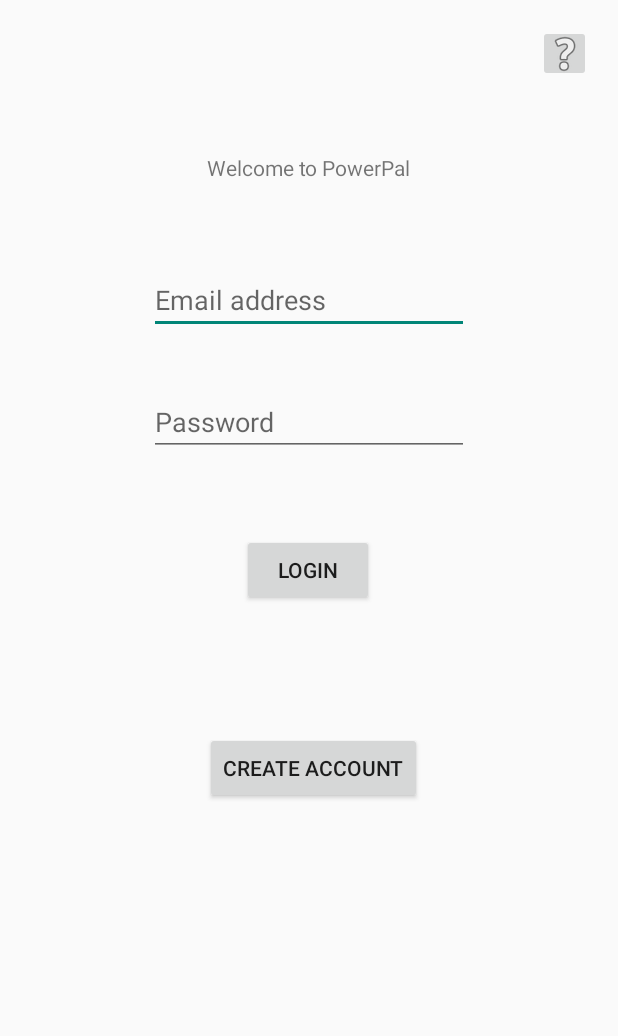
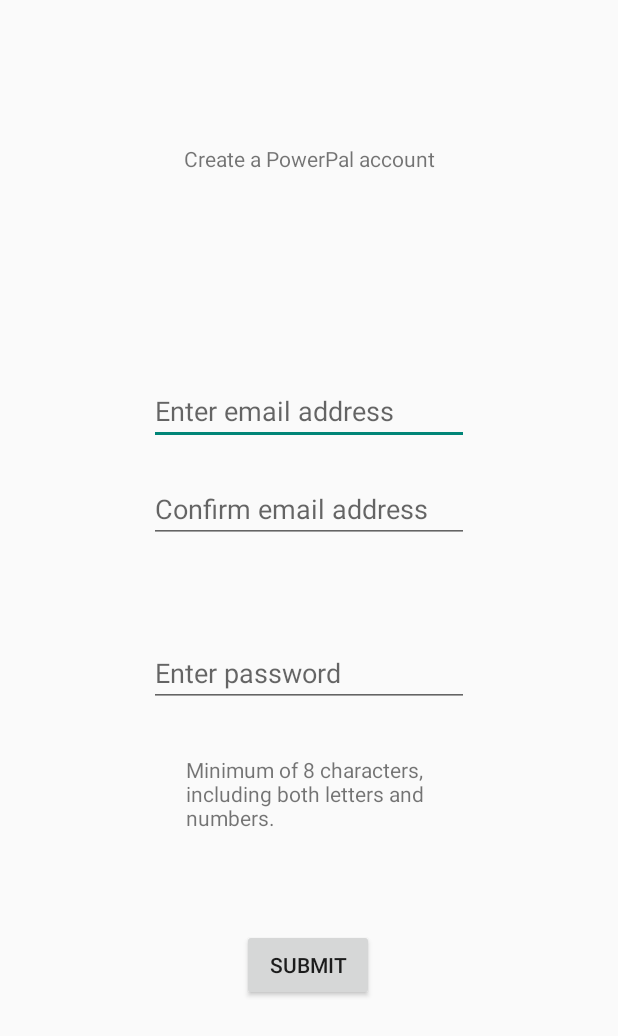
Before and after one commit to ETS-Android2/PowerPal, an Android app: the screen it shows after launch (MainActivity before the commit, CreateAccountActivity after it), after a tap on "CREATE ACCOUNT", on a phone screen of 412 x 824 dp. Shown: the top 1036 px of the screen. Run offline under Robolectric (Android 15) with nearby library versions, the phone set to English and light mode, and no system bars.

Commit message:
Added CreateAccountActivity

```diff
--- a/app/app/src/main/AndroidManifest.xml
+++ b/app/app/src/main/AndroidManifest.xml
@@ -1,6 +1,6 @@
 <?xml version="1.0" encoding="utf-8"?>
 <manifest xmlns:android="http://schemas.android.com/apk/res/android"
-    package="com.example.powerpal" >
+    package="com.example.powerpal">
 
     <application
         android:allowBackup="true"
@@ -8,10 +8,13 @@
         android:label="@string/app_name"
         android:roundIcon="@mipmap/ic_launcher_round"
         android:supportsRtl="true"
-        android:theme="@style/Theme.AppCompat.Light.NoActionBar" >
+        android:theme="@style/Theme.AppCompat.Light.NoActionBar">
+        <activity
+            android:name=".CreateAccountActivity"
+            android:exported="true" />
         <activity
             android:name=".MainActivity"
-            android:exported="true" >
+            android:exported="true">
             <intent-filter>
                 <action android:name="android.intent.action.MAIN" />
 
--- a/app/app/src/main/java/com/example/powerpal/CreateAccountActivity.java
+++ b/app/app/src/main/java/com/example/powerpal/CreateAccountActivity.java
@@ -1,12 +1,35 @@
 package com.example.powerpal;
 
-import android.os.Bundle;
-
+import androidx.appcompat.app.AlertDialog;
 import androidx.appcompat.app.AppCompatActivity;
 
+import android.content.DialogInterface;
+import android.os.Bundle;
+import android.view.View;
+
 public class CreateAccountActivity extends AppCompatActivity {
+
+    @Override
     protected void onCreate(Bundle savedInstanceState) {
         super.onCreate(savedInstanceState);
-        setContentView(R.layout.activity_main);
+        setContentView(R.layout.activity_create_account);
+    }
+    public void login(View view) {
+        // validate emails
+        // validate password
+        // send to database
+        // if unsuccessful, display error
+
+        new AlertDialog.Builder(this)
+                .setTitle("Not implemented")
+                .setMessage("We haven't implemented this yet..")
+                .setPositiveButton("Dismiss", new DialogInterface.OnClickListener() {
+                    @Override
+                    public void onClick(DialogInterface dialogInterface, int i) {
+
+                    }
+                })
+                .setIcon((android.R.drawable.ic_dialog_alert))
+                .show();
     }
 }
--- a/app/app/src/main/java/com/example/powerpal/MainActivity.java
+++ b/app/app/src/main/java/com/example/powerpal/MainActivity.java
@@ -19,9 +19,25 @@
 
     public void createAccount(View view) {
         Intent intent = new Intent(this, CreateAccountActivity.class);
+        startActivity(intent);
     }
     public void login(View view) {
+        // if incorrect email, or blank password, display error message
+        // else, authenticate
+            // if successful, open new activity
+            // else, display error message
 
+        new AlertDialog.Builder(this)
+                .setTitle("Not implemented")
+                .setMessage("We haven't implemented this yet..")
+                .setPositiveButton("Dismiss", new DialogInterface.OnClickListener() {
+                    @Override
+                    public void onClick(DialogInterface dialogInterface, int i) {
+
+                    }
+                })
+                .setIcon((android.R.drawable.ic_dialog_alert))
+                .show();
 
     }
     public void showAbout(View view) {
--- /dev/null
+++ b/app/app/src/main/res/layout/activity_create_account.xml
@@ -0,0 +1,77 @@
+<?xml version="1.0" encoding="utf-8"?>
+<androidx.constraintlayout.widget.ConstraintLayout xmlns:android="http://schemas.android.com/apk/res/android"
+    xmlns:app="http://schemas.android.com/apk/res-auto"
+    xmlns:tools="http://schemas.android.com/tools"
+    android:layout_width="match_parent"
+    android:layout_height="match_parent"
+    tools:context=".CreateAccountActivity">
+
+    <TextView
+        android:id="@+id/textView2"
+        android:layout_width="wrap_content"
+        android:layout_height="wrap_content"
+        android:layout_marginTop="96dp"
+        android:text="Create a PowerPal account"
+        app:layout_constraintEnd_toEndOf="parent"
+        app:layout_constraintStart_toStartOf="parent"
+        app:layout_constraintTop_toTopOf="parent" />
+
+    <EditText
+        android:id="@+id/editTextTextEmailAddress2"
+        android:layout_width="wrap_content"
+        android:layout_height="wrap_content"
+        android:layout_marginTop="136dp"
+        android:ems="10"
+        android:hint="Enter email address"
+        android:inputType="textEmailAddress"
+        app:layout_constraintEnd_toEndOf="parent"
+        app:layout_constraintStart_toStartOf="parent"
+        app:layout_constraintTop_toBottomOf="@+id/textView2" />
+
+    <EditText
+        android:id="@+id/editTextTextEmailAddress3"
+        android:layout_width="wrap_content"
+        android:layout_height="wrap_content"
+        android:layout_marginTop="20dp"
+        android:ems="10"
+        android:hint="Confirm email address"
+        android:inputType="textEmailAddress"
+        app:layout_constraintEnd_toEndOf="parent"
+        app:layout_constraintStart_toStartOf="parent"
+        app:layout_constraintTop_toBottomOf="@+id/editTextTextEmailAddress2" />
+
+    <EditText
+        android:id="@+id/editTextTextPassword2"
+        android:layout_width="wrap_content"
+        android:layout_height="wrap_content"
+        android:layout_marginTop="64dp"
+        android:ems="10"
+        android:hint="Enter password"
+        android:inputType="textPassword"
+        app:layout_constraintEnd_toEndOf="parent"
+        app:layout_constraintStart_toStartOf="parent"
+        app:layout_constraintTop_toBottomOf="@+id/editTextTextEmailAddress3" />
+
+    <Button
+        android:id="@+id/button3"
+        android:layout_width="wrap_content"
+        android:layout_height="wrap_content"
+        android:layout_marginTop="60dp"
+        android:onClick="login"
+        android:text="Submit"
+        app:layout_constraintEnd_toEndOf="parent"
+        app:layout_constraintHorizontal_bias="0.498"
+        app:layout_constraintStart_toStartOf="parent"
+        app:layout_constraintTop_toBottomOf="@+id/textView3" />
+
+    <TextView
+        android:id="@+id/textView3"
+        android:layout_width="167dp"
+        android:layout_height="56dp"
+        android:layout_marginTop="32dp"
+        android:text="Minimum of 8 characters, including both letters and numbers."
+        app:layout_constraintEnd_toEndOf="parent"
+        app:layout_constraintHorizontal_bias="0.508"
+        app:layout_constraintStart_toStartOf="parent"
+        app:layout_constraintTop_toBottomOf="@+id/editTextTextPassword2" />
+</androidx.constraintlayout.widget.ConstraintLayout>
--- a/app/app/src/main/res/layout/activity_main.xml
+++ b/app/app/src/main/res/layout/activity_main.xml
@@ -23,6 +23,7 @@
         android:layout_width="wrap_content"
         android:layout_height="wrap_content"
         android:layout_marginBottom="84dp"
+        android:onClick="login"
         android:text="Login"
         app:layout_constraintBottom_toTopOf="@+id/button2"
         app:layout_constraintEnd_toEndOf="parent"
```
